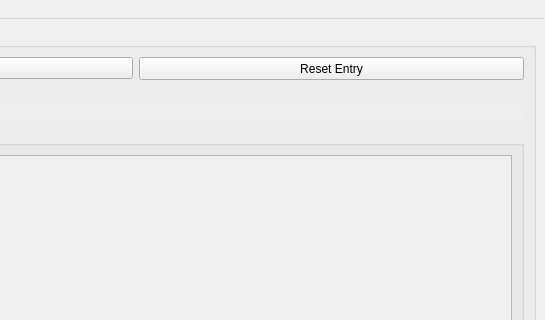
The window that middles_main.ui (beaudrychase/middles_editor) describes before a commit, drawn with Qt 5; both pictures show x 665 to 1210 and y 0 to 320 of the 1210 by 964 pixel window.
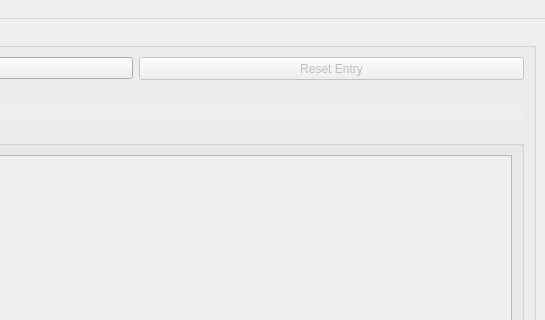
The same window after the commit.

Commit message: Changed some settings. Now the top three buttons work the way they should

```diff
--- a/middles_main.ui
+++ b/middles_main.ui
@@ -90,6 +90,9 @@
          </item>
          <item>
           <widget class="QPushButton" name="reset_entry_button">
+           <property name="enabled">
+            <bool>false</bool>
+           </property>
            <property name="minimumSize">
             <size>
              <width>0</width>
```
Left out of the diff: 80 changed lines with no effect on the pictures. The commit also changes 2 other files.
